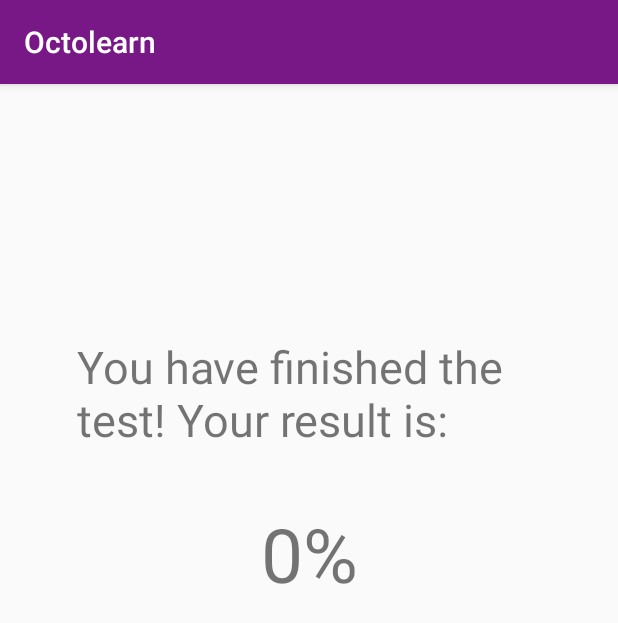
After one commit to k-teo/octolearn, an Android app: the EndOfTestActivity screen opened directly, with no data from a screen before it, on a phone screen of 412 x 824 dp. The commit adds this screen. Shown: the top 623 px of the screen. Run offline under Robolectric (Android 15) with nearby library versions, the phone set to English and light mode, and no system bars.

Commit message:
test - last page

```diff
--- a/app/src/main/AndroidManifest.xml
+++ b/app/src/main/AndroidManifest.xml
@@ -11,7 +11,7 @@
         android:roundIcon="@mipmap/ic_launcher_round"
         android:supportsRtl="true"
         android:theme="@style/AppTheme">
-        <activity android:name=".Statistics"></activity>
+        <activity android:name=".EndOfTestActivity"></activity>
         <activity android:name=".TestKnowledgeActivity" />
         <activity android:name=".NoFlashcardsLeftActivity" />
         <activity android:name=".DisplayFlashcardActivity" />
--- /dev/null
+++ b/app/src/main/java/com/octolearn/EndOfTestActivity.java
@@ -0,0 +1,38 @@
+package com.octolearn;
+
+import androidx.appcompat.app.AppCompatActivity;
+
+import android.content.Intent;
+import android.os.Bundle;
+import android.view.View;
+import android.widget.Button;
+import android.widget.TextView;
+
+public class EndOfTestActivity extends AppCompatActivity {
+
+    @Override
+    protected void onCreate(Bundle savedInstanceState) {
+        super.onCreate(savedInstanceState);
+        setContentView(R.layout.activity_end_of_test);
+
+        Bundle b = getIntent().getExtras();
+        double all = 1, good = 0;
+        if(b != null)
+        {
+            all = b.getInt("all");
+            good = b.getInt("good");
+        }
+
+        double percent = (good / all) * 100;
+        TextView result = findViewById(R.id.resultTest);
+        result.setText(Integer.toString((int) percent) + "%");
+
+        Button button = (Button) findViewById(R.id.buttonTest);
+        button.setOnClickListener(new View.OnClickListener() {
+            @Override
+            public void onClick(View v) {
+                startActivity(new Intent(EndOfTestActivity.this, WayOfLearningActivity.class));
+            }
+        });
+    }
+}
--- a/app/src/main/java/com/octolearn/TestKnowledgeActivity.java
+++ b/app/src/main/java/com/octolearn/TestKnowledgeActivity.java
@@ -20,6 +20,9 @@ public class TestKnowledgeActivity extends AppCompatActivity {
     private TextView answer;
     private TextView wrongAnswer;
 
+    private int allFlashcards;
+    private int wrongAnswers;
+
     @Override
     protected void onCreate(Bundle savedInstanceState) {
         super.onCreate(savedInstanceState);
@@ -30,6 +33,9 @@ public class TestKnowledgeActivity extends AppCompatActivity {
         {
             flashcards = (ArrayList<Flashcard>) b.getSerializable("flashcards");
         }
+
+        allFlashcards = flashcards.size();
+        wrongAnswers = 0;
 
         word = findViewById(R.id.word_test);
         answer = findViewById(R.id.answer);
@@ -44,9 +50,16 @@ public class TestKnowledgeActivity extends AppCompatActivity {
             @Override
             public void onClick(View v) {
                 if(flashcards.isEmpty()){
-                    startActivity(new Intent(TestKnowledgeActivity.this, NoFlashcardsLeftActivity.class));
+                    Intent intent = new Intent(TestKnowledgeActivity.this, EndOfTestActivity.class);
+                    Bundle b = new Bundle();
+                    b.putInt("all", allFlashcards);
+                    b.putInt("good", allFlashcards - wrongAnswers);
+                    intent.putExtras(b);
+                    startActivity(intent);
+                    finish();
                 }
                 else if(!currentFlashcard.getTranslation().equals(answer.getText().toString())){
+                    wrongAnswers++;
                     wrongAnswer.setText(currentFlashcard.getTranslation());
                     handler.postDelayed(new Runnable() {
                         @Override
--- a/app/src/main/java/com/octolearn/WordsSQLiteDB.java
+++ b/app/src/main/java/com/octolearn/WordsSQLiteDB.java
@@ -57,7 +57,7 @@ public class WordsSQLiteDB extends SQLiteOpenHelper {
     }
 
     boolean updateFlashcard(String word, String translation, String newWord, String newTranslation, String newSample, String newTranscription,
-                           String catalogName) {
+                            String catalogName) {
 
         SQLiteDatabase sqLiteDatabase = getWritableDatabase();
         ContentValues contentValues = new ContentValues();
--- /dev/null
+++ b/app/src/main/res/layout/activity_end_of_test.xml
@@ -0,0 +1,39 @@
+<?xml version="1.0" encoding="utf-8"?>
+<androidx.constraintlayout.widget.ConstraintLayout xmlns:android="http://schemas.android.com/apk/res/android"
+    xmlns:app="http://schemas.android.com/apk/res-auto"
+    xmlns:tools="http://schemas.android.com/tools"
+    android:layout_width="match_parent"
+    android:layout_height="match_parent"
+    tools:context=".EndOfTestActivity">
+
+    <TextView
+        android:id="@+id/infoEndOfTest"
+        android:layout_width="308dp"
+        android:layout_height="83dp"
+        android:layout_marginTop="168dp"
+        android:text="You have finished the test! Your result is:"
+        android:textSize="30sp"
+        app:layout_constraintEnd_toEndOf="parent"
+        app:layout_constraintHorizontal_bias="0.492"
+        app:layout_constraintStart_toStartOf="parent"
+        app:layout_constraintTop_toTopOf="parent" />
+
+    <TextView
+        android:id="@+id/resultTest"
+        android:layout_width="wrap_content"
+        android:layout_height="wrap_content"
+        android:layout_marginTop="28dp"
+        android:text="100%"
+        android:textSize="50sp"
+        app:layout_constraintEnd_toEndOf="parent"
+        app:layout_constraintStart_toStartOf="parent"
+        app:layout_constraintTop_toBottomOf="@+id/infoEndOfTest" />
+
+    <Button
+        android:id="@+id/buttonTest"
+        android:layout_width="413dp"
+        android:layout_height="728dp"
+        android:background="@android:color/transparent"
+        tools:layout_editor_absoluteX="-2dp"
+        tools:layout_editor_absoluteY="2dp" />
+</androidx.constraintlayout.widget.ConstraintLayout>
--- a/app/src/main/res/layout/activity_way_of_learning.xml
+++ b/app/src/main/res/layout/activity_way_of_learning.xml
@@ -73,4 +73,5 @@
         app:layout_constraintEnd_toEndOf="parent"
         app:layout_constraintStart_toStartOf="parent"
         app:layout_constraintTop_toBottomOf="@+id/miniGames" />
+
 </androidx.constraintlayout.widget.ConstraintLayout>
```
